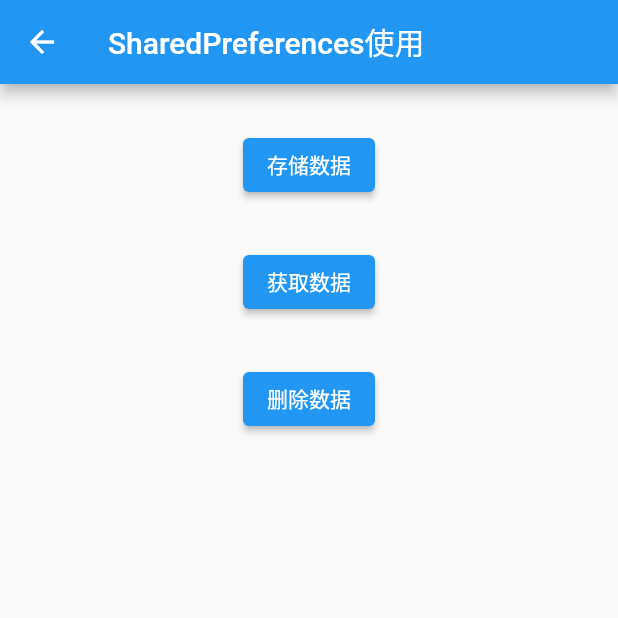
After one commit to haganWu/flutter_trip, a Flutter app: the DemoSharedPreferences screen opened directly, after a tap on "删除数据", on a phone screen of 412 x 824 dp, the top half of it. The commit adds this screen. Run offline on Flutter 3.47's test engine with Material 2 defaults, Android fonts, the phone set to English and light mode, and no system bars; our stand-ins replace flutter_swiper_null_safety, shared_preferences; accounts and stored records are empty; network calls fail.

Commit message:
Demo -- SharePreferences使用

```diff
--- a/lib/pages/demo/demo_page.dart
+++ b/lib/pages/demo/demo_page.dart
@@ -4,6 +4,7 @@ import 'package:flutter_trip/util/navigator_util.dart';
 
 import 'demo_future_builder_page.dart';
 import 'demo_future_page.dart';
+import 'demo_shared_preferences_page.dart';
 
 class DemoPage extends StatefulWidget {
   const DemoPage({Key? key}) : super(key: key);
@@ -40,7 +41,10 @@ class _DemoPageState extends State<DemoPage> {
                       children: [
                         _item(context, "Http使用", const NetHttpDemoPage()),
                         _item(context, "Future使用", const FutureDemoPage()),
-                        _item(context, "FutureBuild使用", const FutureBuilderDemoPage()),
+                        _item(context, "FutureBuild",
+                            const FutureBuilderDemoPage()),
+                        _item(context, "SharedPreferences",
+                            const DemoSharedPreferences()),
                       ],
                     )),
                 Expanded(
--- /dev/null
+++ b/lib/pages/demo/demo_shared_preferences_page.dart
@@ -0,0 +1,78 @@
+import 'package:flutter/cupertino.dart';
+import 'package:flutter/material.dart';
+import 'package:shared_preferences/shared_preferences.dart';
+
+class DemoSharedPreferences extends StatefulWidget {
+  const DemoSharedPreferences({Key? key}) : super(key: key);
+
+  @override
+  _DemoSharedPreferencesState createState() => _DemoSharedPreferencesState();
+}
+
+class _DemoSharedPreferencesState extends State<DemoSharedPreferences> {
+  saveData() async {
+    final prefs = await SharedPreferences.getInstance();
+    prefs.setInt('count', 11);
+  }
+
+  getData() async {
+    final prefs = await SharedPreferences.getInstance();
+    final count = prefs.getInt('count') ?? 0;
+    print("count:$count");
+  }
+
+  deleteData() async {
+    final prefs = await SharedPreferences.getInstance();
+    prefs.remove('count');
+    final count = prefs.getInt('count') ?? 0;
+    print("count:$count");
+  }
+
+  @override
+  Widget build(BuildContext context) {
+    return Scaffold(
+      appBar: AppBar(
+        title: const Text("SharedPreferences使用"),
+        leading: GestureDetector(
+          onTap: () {
+            Navigator.pop(context);
+          },
+          child: const Icon(Icons.arrow_back),
+        ),
+      ),
+      body: Center(
+        child: Column(
+          children: [
+            Container(
+              margin: const EdgeInsets.only(top: 30),
+              child: ElevatedButton(
+                onPressed: () {
+                  saveData();
+                },
+                child: const Text("存储数据"),
+              ),
+            ),
+            Container(
+              margin: const EdgeInsets.only(top: 30),
+              child: ElevatedButton(
+                onPressed: () {
+                  getData();
+                },
+                child: const Text("获取数据"),
+              ),
+            ),
+            Container(
+              margin: const EdgeInsets.only(top: 30),
+              child: ElevatedButton(
+                onPressed: () {
+                  deleteData();
+                },
+                child: const Text("删除数据"),
+              ),
+            ),
+          ],
+        ),
+      ),
+    );
+  }
+}
--- a/pubspec.yaml
+++ b/pubspec.yaml
@@ -36,6 +36,7 @@ dependencies:
   cupertino_icons: ^1.0.2
   flutter_swiper_null_safety: ^1.0.0
   http: ^0.13.3
+  shared_preferences: ^2.0.15
 
 dev_dependencies:
   flutter_test:
```
Also changed, not shown: pubspec.lock.
